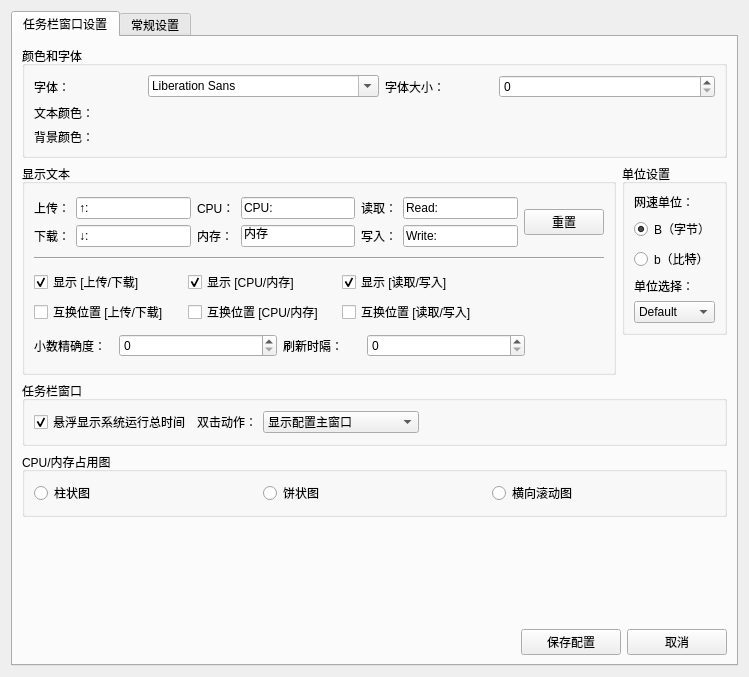
XMuli/NetSpeed, file dde-dock-plugin/WinDdeDockSetting.ui: the form before one commit.
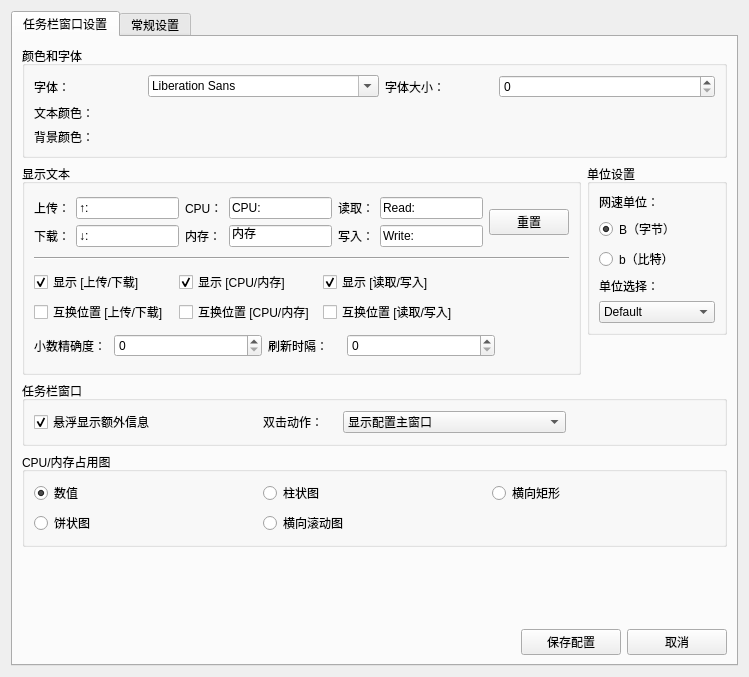
The form after the commit.

Commit message:
feat: Modify the mode of QComboBox interaction with json
It should be set as non-readable and only selectable from the dropdown list.
And fix the background color setting to be disabled; and adjust the UI layout to make it more beautiful.

```diff
--- a/dde-dock-plugin/WinDdeDockSetting.ui
+++ b/dde-dock-plugin/WinDdeDockSetting.ui
@@ -109,7 +109,7 @@
        <item>
         <layout class="QVBoxLayout" name="verticalLayout_15">
          <item>
-          <layout class="QHBoxLayout" name="horizontalLayout_14">
+          <layout class="QHBoxLayout" name="horizontalLayout_14" stretch="4,1">
            <item>
             <layout class="QHBoxLayout" name="horizontalLayout_15" stretch="0">
              <item>
@@ -434,11 +434,11 @@
            <property name="title">
             <string>任务栏窗口</string>
            </property>
-           <layout class="QHBoxLayout" name="horizontalLayout_7">
+           <layout class="QHBoxLayout" name="horizontalLayout_7" stretch="3,1,3,2">
             <item>
              <widget class="QCheckBox" name="checkBoxHoverDisplay">
               <property name="text">
-               <string>悬浮显示系统运行总时间</string>
+               <string>悬浮显示额外信息</string>
               </property>
               <property name="checked">
                <bool>true</bool>
@@ -487,28 +487,45 @@
            <property name="title">
             <string>CPU/内存占用图</string>
            </property>
-           <layout class="QHBoxLayout" name="horizontalLayout_20">
-            <item>
-             <widget class="QRadioButton" name="radioButton_7">
+           <layout class="QGridLayout" name="gridLayout">
+            <item row="0" column="0">
+             <widget class="QRadioButton" name="radioButtonNumber">
+              <property name="text">
+               <string>数值</string>
+              </property>
+              <property name="checked">
+               <bool>true</bool>
+              </property>
+             </widget>
+            </item>
+            <item row="0" column="1">
+             <widget class="QRadioButton" name="radioButtonColumn">
               <property name="text">
                <string>柱状图</string>
               </property>
              </widget>
             </item>
-            <item>
-             <widget class="QRadioButton" name="radioButton_8">
+            <item row="0" column="2">
+             <widget class="QRadioButton" name="radioButtonStripes">
               <property name="text">
-               <string>饼状图</string>
+               <string>横向矩形</string>
               </property>
              </widget>
             </item>
-            <item>
-             <widget class="QRadioButton" name="radioButton_9">
+            <item row="1" column="1">
+             <widget class="QRadioButton" name="radioButtonScrolling">
               <property name="text">
                <string>横向滚动图</string>
               </property>
              </widget>
             </item>
+            <item row="1" column="0">
+             <widget class="QRadioButton" name="radioButtonRound">
+              <property name="text">
+               <string>饼状图</string>
+              </property>
+             </widget>
+            </item>
            </layout>
           </widget>
          </item>
```
The commit also changes 2 other files.
